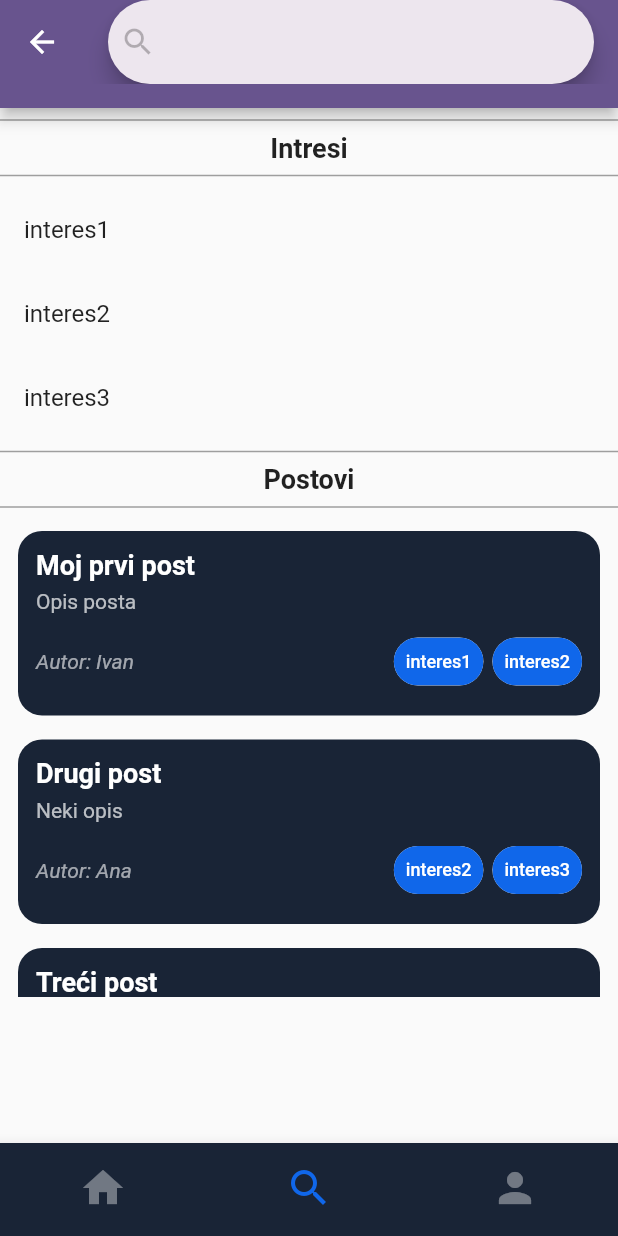
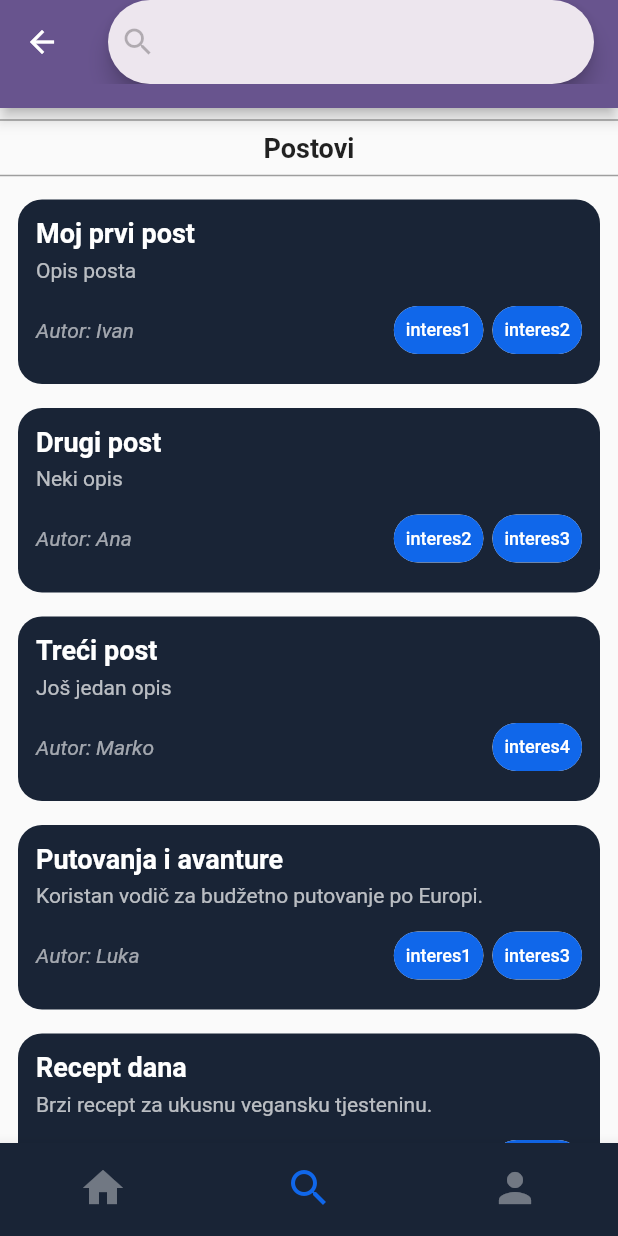
Before and after one commit to ManiTheG/SideQuest, a Flutter app: the SearchPage screen opened by its route, on a phone screen of 412 x 824 dp. Run offline on Flutter 3.47's test engine with Material 3 defaults, Android fonts, the phone set to English and light mode, and no system bars; our stand-ins replace cloud_firestore, email_validator, firebase_auth, firebase_core; missing offline and left inert: password_strength_checker; accounts and stored records are empty.

Commit message:
fix search page-a

```diff
--- a/lib/screens/search.dart
+++ b/lib/screens/search.dart
@@ -2,8 +2,6 @@ import 'package:flutter/material.dart';
 import '../widget/bottom.dart';
 
 List<Post> PrikazaniPostovi = [];
-
-bool SakrijInterese = false;
 
 List<String> InteresiZaPretragu = [
   'interes1',
@@ -93,14 +91,12 @@ class _SearchPageState extends State<SearchPage> {
           .where((post) => post.interesi.contains(query))
           .toList();
     });
-    SakrijInterese = false;
   }
 
   @override
   void initState() {
     super.initState();
       PrikazaniPostovi = Postovi;
-      SakrijInterese = true;
   }
 
   @override
@@ -149,44 +145,6 @@ class _SearchPageState extends State<SearchPage> {
         top: false,
         child: Column(
           children: [
-            // tvoji interesi
-            Visibility(
-            visible: SakrijInterese,
-            child: Flexible(
-                fit: FlexFit.loose,
-                child: Column(
-                  crossAxisAlignment: CrossAxisAlignment.center,
-                  mainAxisSize: MainAxisSize.min,
-                  children: [
-                    Divider(
-                      color: Colors.grey,
-                      thickness: 1,
-                    ),
-                    Text(
-                      'Intresi',
-                      style: TextStyle(fontSize: 18, fontWeight: FontWeight.bold),
-
-                    ),
-                    Divider(
-                      color: Colors.grey,
-                      thickness: 1,
-                    ),
-                    ListView.builder(
-                        shrinkWrap: true,
-                        physics: NeverScrollableScrollPhysics(),
-                        itemCount: 3,
-                        itemBuilder: (context, index) {
-                          final interest = InteresiZaPretragu[index];
-                          return ListTile(
-                            title: Text(interest),
-                          );
-                        },
-                      ),
-                  ],
-                ),
-            ),
-              ),
-
             // Postovi
             Divider(
               color: Colors.grey,
```
